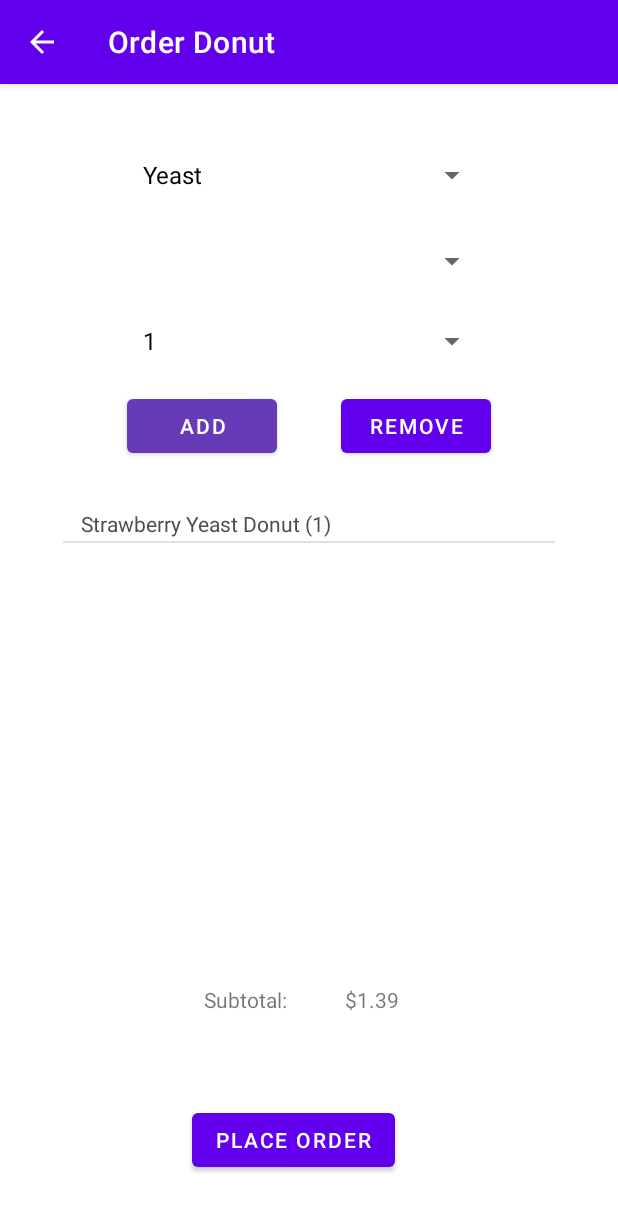
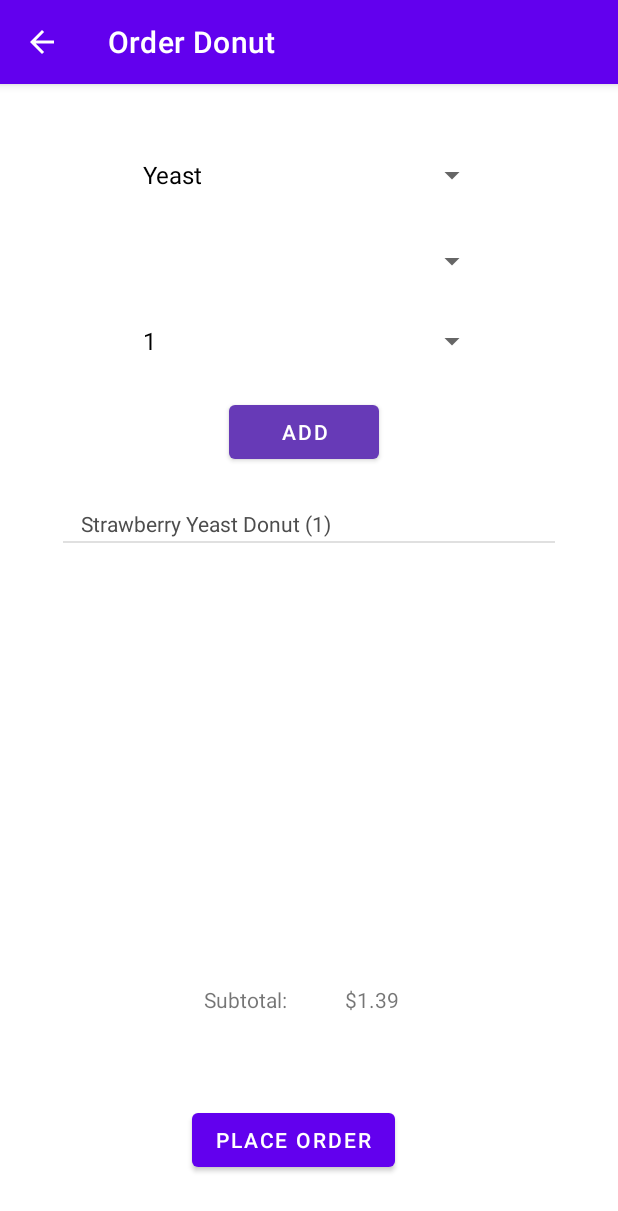
Before and after one commit to misalikesducks/RU_Cafe_Android, an Android app: the DonutOrderingActivity screen opened directly, with no data from a screen before it, after a tap on "ADD", on a phone screen of 412 x 824 dp. Shown: the top 1211 px of the screen. Run offline under Robolectric (Android 15) with nearby library versions, the phone set to English and light mode, and no system bars.

Commit message:
started to implement remove (donut) - tiffany

```diff
--- a/app/src/main/java/com/example/rucafe/DonutOrderingActivity.java
+++ b/app/src/main/java/com/example/rucafe/DonutOrderingActivity.java
@@ -1,6 +1,9 @@
 package com.example.rucafe;
 
+import androidx.appcompat.app.AlertDialog;
 import androidx.appcompat.app.AppCompatActivity;
+
+import android.content.DialogInterface;
 import android.os.Bundle;
 import android.view.View;
 import android.widget.*;
@@ -31,6 +34,7 @@ public class DonutOrderingActivity extends AppCompatActivity implements AdapterV
         removeButton = findViewById(R.id.removeOrderButton);
 
         donutOrderListView = findViewById(R.id.donutOrderListView);
+        setUpListView(donutOrderListView);
 
         subtotalNumTextView = findViewById(R.id.subtotalNumTextView);
 
@@ -47,8 +51,7 @@ public class DonutOrderingActivity extends AppCompatActivity implements AdapterV
         quantitySpinner.setAdapter(adapter);
     }
 
-
-    //interface overrides
+    // interface overrides
     @Override
     public void onItemSelected(AdapterView<?> parent, View view, int position, long id) {
 
@@ -58,7 +61,7 @@ public class DonutOrderingActivity extends AppCompatActivity implements AdapterV
     @Override
     public void onNothingSelected(AdapterView<?> parent) { } // can leave it empty
 
-
+    // helper methods
     public void setUpFlavourSpinner(Spinner s){
         s.setOnItemSelectedListener(new AdapterView.OnItemSelectedListener() {
             @Override
@@ -91,6 +94,31 @@ public class DonutOrderingActivity extends AppCompatActivity implements AdapterV
         });
     }
 
+    public void setUpListView(ListView l) {
+        l.setOnItemClickListener(new AdapterView.OnItemClickListener() {
+            @Override
+            public void onItemClick(AdapterView<?> parent, View view, int position, long id) {
+                AlertDialog.Builder removeAlert = new AlertDialog.Builder(DonutOrderingActivity.this);
+                removeAlert.setMessage("Remove the selected item?").setTitle("Remove");
+                removeAlert.setPositiveButton("YES", new DialogInterface.OnClickListener() {
+                    @Override
+                    public void onClick(DialogInterface dialog, int which) {
+
+                    }
+                });
+                removeAlert.setNegativeButton("NO", new DialogInterface.OnClickListener() {
+                    @Override
+                    public void onClick(DialogInterface dialog, int which) {
+
+                    }
+                });
+                AlertDialog removeDialog = removeAlert.create();
+                removeDialog.show();
+                // https://stackoverflow.com/questions/4834750/how-to-get-the-selected-item-from-listview
+            }
+        });
+    }
+
     public void addDonut(View view){
         // create a new Donut
         String donutType = typeSpinner.getSelectedItem().toString();
@@ -112,12 +140,6 @@ public class DonutOrderingActivity extends AppCompatActivity implements AdapterV
         }
     }
 
-    public void removeDonut(View view){
-
-
-        displaySubtotal();
-    }
-
     public void displaySubtotal(){
         subtotalNumTextView.setText("" + StoreOrders.convertToMoney(currDonutOrder.getSubTotal()));
     }
--- a/app/src/main/res/layout/activity_donut_ordering.xml
+++ b/app/src/main/res/layout/activity_donut_ordering.xml
@@ -6,48 +6,33 @@
     android:layout_height="match_parent"
     tools:context=".DonutOrderingActivity">
 
-    <Button
-        android:id="@+id/removeOrderButton"
-        android:layout_width="100dp"
-        android:layout_height="wrap_content"
-        android:layout_marginStart="21dp"
-        android:layout_marginLeft="21dp"
-        android:layout_marginTop="16dp"
-        android:layout_marginEnd="95dp"
-        android:layout_marginRight="95dp"
-        android:onClick="removeDonut"
-        android:text="@string/remove_btn"
-        app:layout_constraintEnd_toEndOf="parent"
-        app:layout_constraintStart_toEndOf="@+id/addButton"
-        app:layout_constraintTop_toBottomOf="@+id/quantitySpinner" />
-
     <ListView
         android:id="@+id/donutOrderListView"
         android:layout_width="328dp"
         android:layout_height="266dp"
         android:layout_marginStart="41dp"
         android:layout_marginLeft="41dp"
-        android:layout_marginTop="24dp"
+        android:layout_marginTop="20dp"
         android:layout_marginEnd="41dp"
         android:layout_marginRight="41dp"
         app:layout_constraintEnd_toEndOf="parent"
         app:layout_constraintHorizontal_bias="0.523"
         app:layout_constraintStart_toStartOf="parent"
-        app:layout_constraintTop_toBottomOf="@+id/removeOrderButton" />
+        app:layout_constraintTop_toBottomOf="@+id/addButton" />
 
     <Button
         android:id="@+id/addButton"
         android:layout_width="100dp"
         android:layout_height="wrap_content"
-        android:layout_marginStart="95dp"
-        android:layout_marginLeft="95dp"
-        android:layout_marginTop="16dp"
-        android:layout_marginEnd="21dp"
-        android:layout_marginRight="21dp"
+        android:layout_marginStart="152dp"
+        android:layout_marginLeft="152dp"
+        android:layout_marginTop="20dp"
+        android:layout_marginEnd="159dp"
+        android:layout_marginRight="159dp"
         android:onClick="addDonut"
         android:text="@string/add_btn"
         app:backgroundTint="#673AB7"
-        app:layout_constraintEnd_toStartOf="@+id/removeOrderButton"
+        app:layout_constraintEnd_toEndOf="parent"
         app:layout_constraintStart_toStartOf="parent"
         app:layout_constraintTop_toBottomOf="@+id/quantitySpinner" />
 
--- a/app/src/main/res/values/strings.xml
+++ b/app/src/main/res/values/strings.xml
@@ -75,4 +75,7 @@
     <string name="cancel">Cancel Order</string>
 
     <string name="price">$0.00</string>
+
+    <!-- Strings for Alerts -->
+    <string name="remove_alert">Remove this donut?</string>
 </resources>
```
